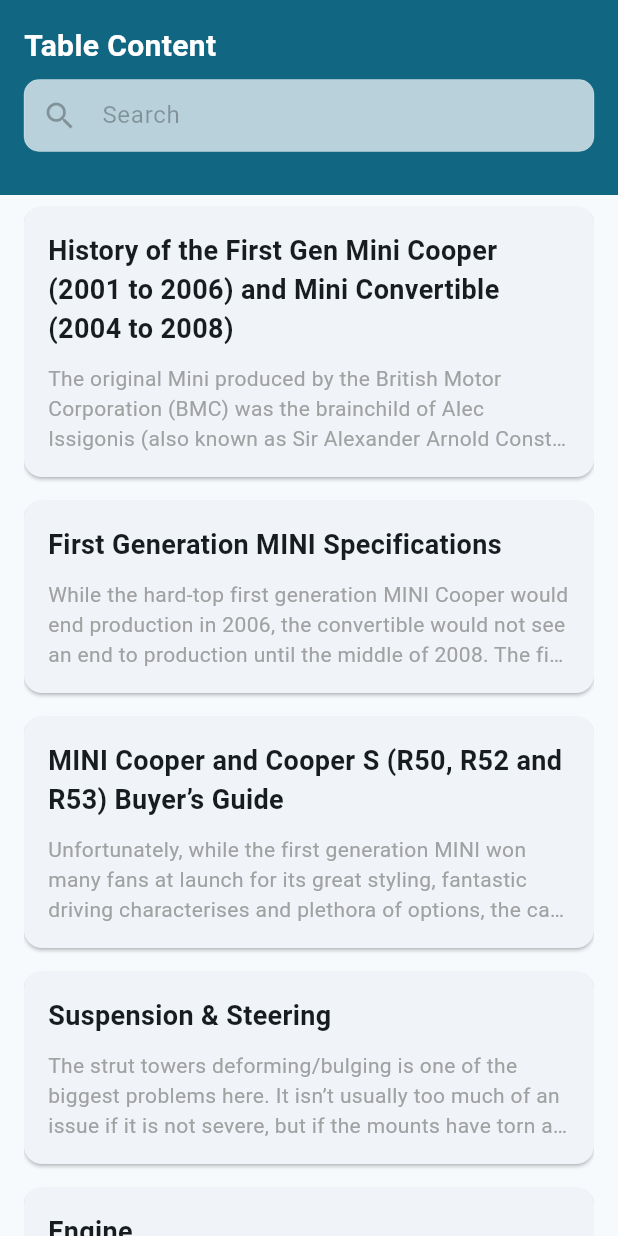
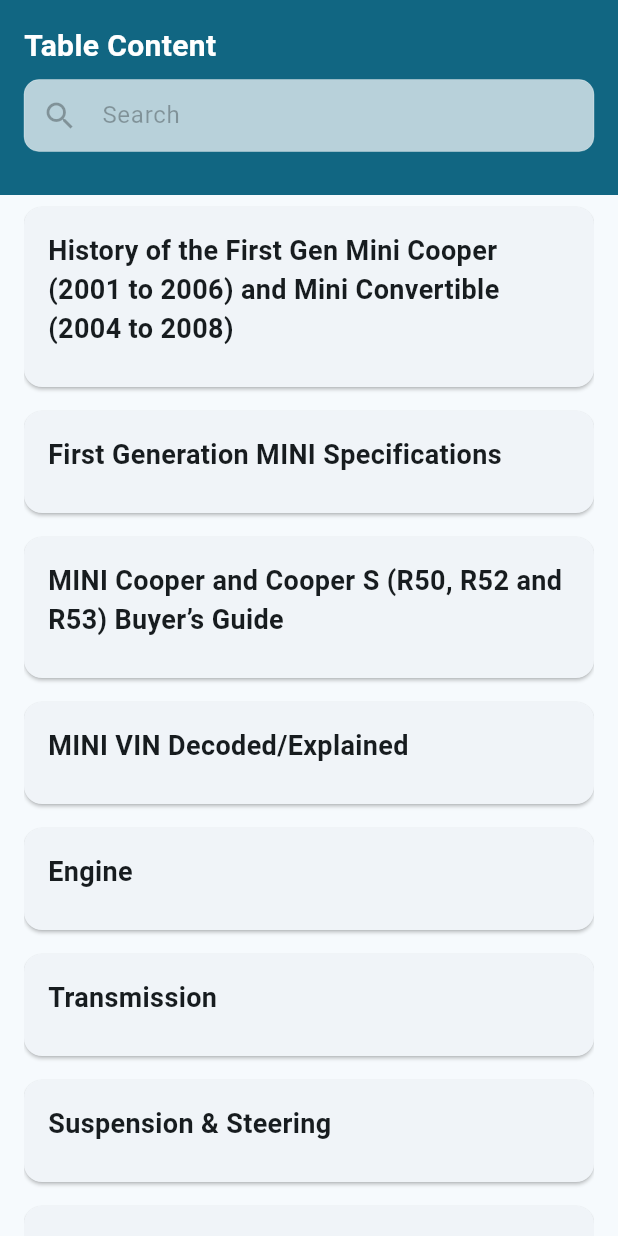
Before and after one commit to engjw/list_view_json_flutter_2, a Flutter app: the screen it shows after launch, on a phone screen of 412 x 824 dp. Run offline on Flutter 3.47's test engine with Material 3 defaults, Android fonts, the phone set to English and light mode, and no system bars; our stand-ins replace equatable, flutter_bloc, flutter_widget_from_html; network calls fail.

Commit message:
update the content source

```diff
--- a/assets/data/mini_list.json
+++ b/assets/data/mini_list.json
@@ -1,32 +1,38 @@
 [
     {
       "title": "History of the First Gen Mini Cooper (2001 to 2006) and Mini Convertible (2004 to 2008)",
-      "image": "https://garagedreams.net/wp-content/uploads/2022/07/History-of-the-MINI.jpg",
-      "description": "The original Mini produced by the British Motor Corporation (BMC) was the brainchild of Alec Issigonis (also known as Sir Alexander Arnold Constantine Issigonis). He was given the task of creating three new vehicles at the end of 1955, with one of them being a small, yet practical compact car with excellent fuel economy and a very affordable price."
+      "id": "History_of_the_First_Gen_Mini_Cooper_2001_to_2006_and_Mini_Convertible_2004_to_2008"
     },
     {
       "title": "First Generation MINI Specifications",
-      "image": "https://garagedreams.net/wp-content/uploads/2022/07/MINI-Cooper-S-Convertible-Buyers-Guide-History-2.jpg",
-      "description": "While the hard-top first generation MINI Cooper would end production in 2006, the convertible would not see an end to production until the middle of 2008. The final car – a MINI Cooper S Convertible Sidewalk finished in metallic White Silver was sold to a fan in the United States."
+      "id": "First_Generation_MINI_Specifications"
     },
     {
       "title": "MINI Cooper and Cooper S (R50, R52 and R53) Buyer’s Guide",
-      "image": "https://garagedreams.net/wp-content/uploads/2022/07/MINI-Cooper-S-John-Cooper-Works-Buyers-Guide-3.jpg",
-      "description": "Unfortunately, while the first generation MINI won many fans at launch for its great styling, fantastic driving characterises and plethora of options, the car today has a bit of a reputation for reliability issues. Many of these problems are down to how individual first generation MINIs have been maintained and treated. However, even with good maintenance the R50 to R53 MINI isn’t going to be as reliable or as cheap to run as a Toyota or Honda."
+      "id": "MINI_Cooper_and_Cooper_S_R50_R52_and_R53_Buyers_Guide"
+    },
+    {
+      "title": "MINI VIN Decoded/Explained",
+      "id": "MINI_VIN_DecodedExplained"
+    },
+    {
+      "title": "Engine",
+      "id": "Engine"
+    },
+    {
+      "title": "Transmission",
+      "id": "Transmission"
     },
     {
       "title": "Suspension & Steering",
-      "image": "https://garagedreams.net/wp-content/uploads/2022/07/MINI-Cooper-S-John-Cooper-Works-GP-Buyers-Guide-and-Facts-2.jpg",
-      "description": "The strut towers deforming/bulging is one of the biggest problems here. It isn’t usually too much of an issue if it is not severe, but if the mounts have torn and the deformation is bad, the strut tower will need to be replaced. If you have to replace one, it is usually recommended that you replace the other as well, so factor this into the price."
+      "id": "Suspension_Steering"
     },
     {
-      "title": "Engine",
-      "image": "https://garagedreams.net/wp-content/uploads/2022/07/MINI-Cooper-S-Buyers-Guide-History-7.jpg",
-      "description": "The engines in Cooper and Cooper S are pretty much identical apart from the supercharger. The other main difference is that the water pump is driven off the supercharger on the Cooper S, which has caused some issues on some MINIs, but it doesn’t seem to be a massive problem (we will discuss this in more detail later in this section)."
+      "title": "Brakes",
+      "id": "Brakes"
     },
     {
-      "title": "Transmission",
-      "image": "https://garagedreams.net/wp-content/uploads/2022/07/MINI-Cooper-S-Buyers-Guide-History-4.jpg",
-      "description": "Both Cooper and Cooper S models were offered with a few different transmission options. The standard Cooper (R50) came with either a 5-speed manual gearbox or a CVT, while the Cooper S (R53) received either a 6-speed Getrag manual or a 6-speed Aisin automatic transmission. Let’s start this section by looking at the MINI’s manual options first."
+      "title": "Bodywork & Exterior",
+      "id": "Bodywork_Exterior"
     }
 ]
--- a/lib/models/mini_list_model.dart
+++ b/lib/models/mini_list_model.dart
@@ -1,15 +1,10 @@
 class MiniListModel {
-  MiniListModel(
-      {required this.title, required this.image, required this.description});
+  MiniListModel({required this.title, required this.id});
 
   final String? title;
-  final String? image;
-  final String? description;
+  final String? id;
 
   factory MiniListModel.fromJson(Map<String, dynamic> json) {
-    return MiniListModel(
-        title: json["title"],
-        image: json["image"],
-        description: json["description"]);
+    return MiniListModel(title: json["title"], id: json["id"]);
   }
 }
--- a/lib/screens/mini_list/mini_list_screen.dart
+++ b/lib/screens/mini_list/mini_list_screen.dart
@@ -1,10 +1,15 @@
-import 'package:cached_network_image/cached_network_image.dart';
 import 'package:flutter/material.dart';
 import 'package:flutter_bloc/flutter_bloc.dart';
+import 'package:flutter_widget_from_html/flutter_widget_from_html.dart';
+import 'package:html/parser.dart';
+import 'package:html/dom.dart' as dom;
+import 'package:http/http.dart' as http;
 
 import '../../models/mini_list_model.dart';
 import '../../values/styles.dart';
 import 'bloc/mini_list_bloc.dart';
+
+String? _htmlData;
 
 class MiniListScreen extends StatefulWidget {
   const MiniListScreen({super.key});
@@ -22,6 +27,19 @@
     super.initState();
     _miniListBloc = BlocProvider.of<MiniListBloc>(context);
     _miniListBloc.add(LoadMiniList(searchText));
+    _fetchData();
+  }
+
+  Future<void> _fetchData() async {
+    final response = await http.get(Uri.parse(
+        'https://garagedreams.net/buyers-guide/first-gen-mini-r50-r52-r53-buyers-guide'));
+    if (response.statusCode == 200) {
+      setState(() {
+        _htmlData = response.body;
+      });
+    } else {
+      throw Exception('Failed to load');
+    }
   }
 
   @override
@@ -125,8 +143,7 @@
                       final mini = state.miniListResponseData[index];
                       return MiniListing(
                         title: mini.title ?? '',
-                        image: mini.image ?? '',
-                        description: mini.description ?? '',
+                        id: mini.id ?? '',
                         onTap: () =>
                             showMiniDetailsModalBottomSheet(context, mini),
                       );
@@ -150,16 +167,11 @@
 
 class MiniListing extends StatelessWidget {
   final String title;
-  final String image;
-  final String description;
+  final String id;
   final VoidCallback onTap;
 
   const MiniListing(
-      {super.key,
-      required this.title,
-      required this.image,
-      required this.description,
-      required this.onTap});
+      {super.key, required this.title, required this.id, required this.onTap});
 
   @override
   Widget build(BuildContext context) {
@@ -177,12 +189,6 @@
                 style: ValueStyles.title,
               ),
               const SizedBox(height: 10),
-              Text(
-                description,
-                style: ValueStyles.bodyGrey,
-                maxLines: 3,
-                overflow: TextOverflow.ellipsis,
-              ),
             ],
           ),
         ),
@@ -222,26 +228,8 @@
                         ),
                       ),
                     ),
-                    const SizedBox(height: 15),
-                    Text(
-                      mini.title!,
-                      style: const TextStyle(
-                        fontWeight: FontWeight.bold,
-                        fontSize: 20,
-                      ),
-                    ),
-                    const SizedBox(height: 10),
-                    CachedNetworkImage(
-                      imageUrl: mini.image ?? '',
-                      placeholder: (context, url) =>
-                          const Center(child: CircularProgressIndicator()),
-                      errorWidget: (context, url, error) =>
-                          const Icon(Icons.error),
-                      width: double.infinity,
-                      fit: BoxFit.cover,
-                    ),
-                    const SizedBox(height: 10),
-                    Text(mini.description ?? '', style: ValueStyles.bodyBlack),
+                    HtmlWidget(simplifyImageTags(
+                        extractContent(_htmlData ?? '', mini.id!))),
                     const SizedBox(height: 20),
                   ],
                 ),
@@ -253,3 +241,45 @@
     ),
   );
 }
+
+String extractContent(String htmlContent, String id) {
+  var document = parse(htmlContent);
+  StringBuffer extractedContent = StringBuffer();
+  bool startCollecting = false;
+
+  dom.Element? startElement =
+      document.querySelector('h2 span[id="$id"]')?.parent;
+  if (startElement != null) {
+    dom.Element? currentElement = startElement;
+    while (currentElement != null) {
+      if (startCollecting) {
+        if (currentElement.localName == 'h2' &&
+            currentElement != startElement) {
+          break;
+        }
+        extractedContent.write(currentElement.outerHtml);
+      } else {
+        extractedContent.write(currentElement.outerHtml);
+        startCollecting = true;
+      }
+      currentElement = currentElement.nextElementSibling;
+    }
+  }
+  return extractedContent.toString();
+}
+
+String simplifyImageTags(String htmlContent) {
+  var document = parse(htmlContent);
+
+  document.querySelectorAll('img').forEach((img) {
+    var src = img.attributes['data-src'] ?? img.attributes['src'];
+    var newImgTag = '<img src="$src" />';
+    img.replaceWith(parseFragment(newImgTag));
+  });
+
+  document.querySelectorAll('noscript').forEach((noscript) {
+    noscript.remove();
+  });
+
+  return document.body?.innerHtml ?? '';
+}
--- a/pubspec.yaml
+++ b/pubspec.yaml
@@ -37,7 +37,9 @@
   cupertino_icons: ^1.0.6
   flutter_bloc: ^8.1.3
   equatable: ^2.0.5
-  cached_network_image: ^3.3.1
+  flutter_widget_from_html: ^0.15.0
+  html: ^0.15.4
+  http: ^1.2.1
 
 dev_dependencies:
   flutter_test:
```
Also changed, not shown: lib/services/mini_list_service.dart (+2 -6 lines), pubspec.lock, 6 other files.
